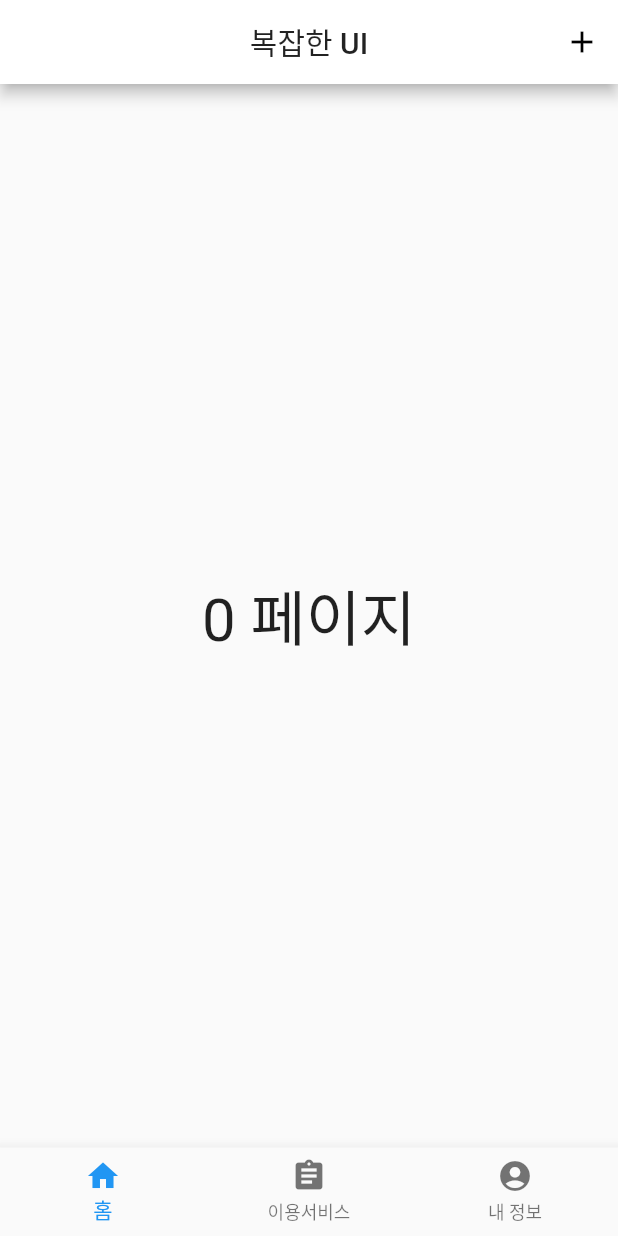
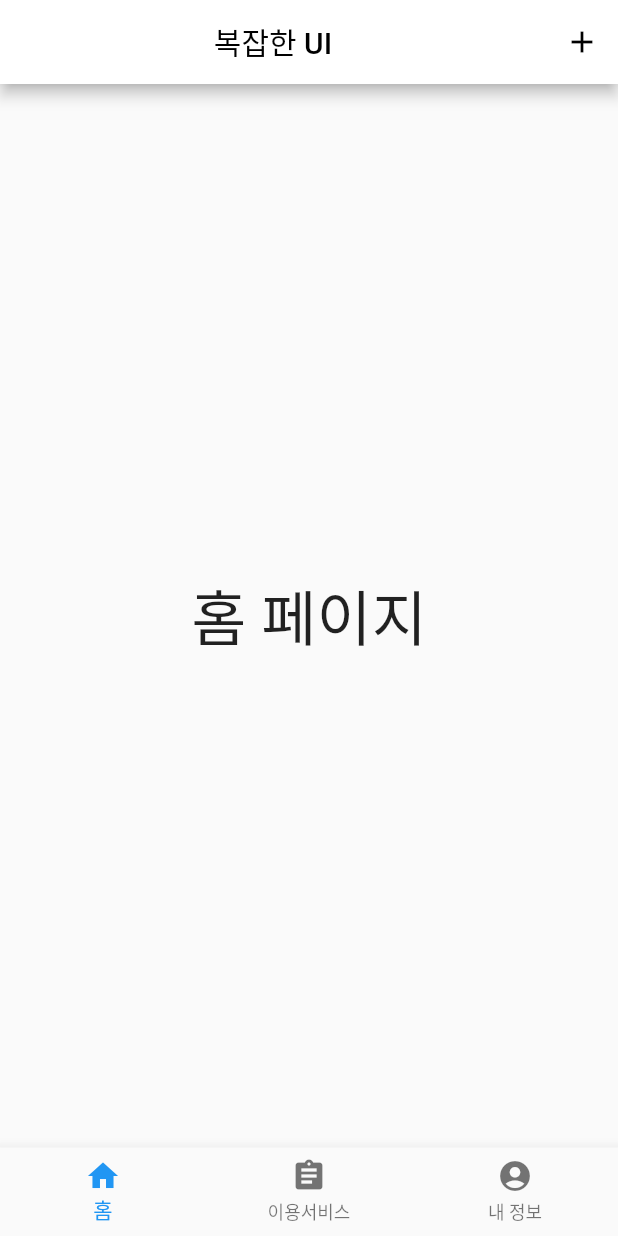
Before and after one commit to get6/flutter, a Flutter app: the screen it shows after launch, on a phone screen of 412 x 824 dp. Run offline on Flutter 3.47's test engine with Material 2 defaults, Android fonts, the phone set to English and light mode, and no system bars; our stand-ins replace contacts_service, permission_handler.

```diff
--- a/projects/chapter07/lib/main.dart
+++ b/projects/chapter07/lib/main.dart
@@ -9,7 +9,7 @@ class MyApp extends StatelessWidget {
       title: 'Flutter Demo',
       theme: ThemeData(
         // primarySwatch: Colors.teal,
-        primaryColor: Colors.white
+        primaryColor: Colors.white,
       ),
       home: MyHomePage(),
     );
@@ -23,28 +23,30 @@ class MyHomePage extends StatefulWidget {
 
 class _MyHomePageState extends State<MyHomePage> {
   var _index = 0;
+  var _pages = [
+    Page1(),
+    Page2(),
+    Page3()
+  ];
 
   @override
   Widget build(BuildContext context) {
     return Scaffold(
       appBar: AppBar(
         backgroundColor: Colors.white,
-        title: Text('복잡한 UI'),
+        title: Center(
+            child: Text(
+              '복잡한 UI',
+              style: TextStyle(
+                color: Colors.black,
+              ),
+            )),
         actions: <Widget>[
-          IconButton(icon: Icon(Icons.add), onPressed: () {
-
-          }),
+          IconButton(icon: Icon(Icons.add), onPressed: () {}),
         ],
         centerTitle: true,
       ),
-      body: Center(
-        child: Text(
-          '$_index 페이지',
-          style: TextStyle(
-            fontSize: 40,
-          ),
-        ),
-      ),
+      body: _pages[_index],
       bottomNavigationBar: BottomNavigationBar(
         onTap: (index) {
           setState(() {
@@ -70,3 +72,45 @@ class _MyHomePageState extends State<MyHomePage> {
     );
   }
 }
+
+class Page1 extends StatelessWidget {
+  @override
+  Widget build(BuildContext context) {
+    return Center(
+      child: Text(
+        '홈 페이지',
+        style: TextStyle(
+          fontSize: 40,
+        ),
+      ),
+    );
+  }
+}
+
+class Page2 extends StatelessWidget {
+  @override
+  Widget build(BuildContext context) {
+    return Center(
+      child: Text(
+        '이용서비스',
+        style: TextStyle(
+          fontSize: 40,
+        ),
+      ),
+    );
+  }
+}
+
+class Page3 extends StatelessWidget {
+  @override
+  Widget build(BuildContext context) {
+    return Center(
+      child: Text(
+        '내 정보',
+        style: TextStyle(
+          fontSize: 40,
+        ),
+      ),
+    );
+  }
+}
```
